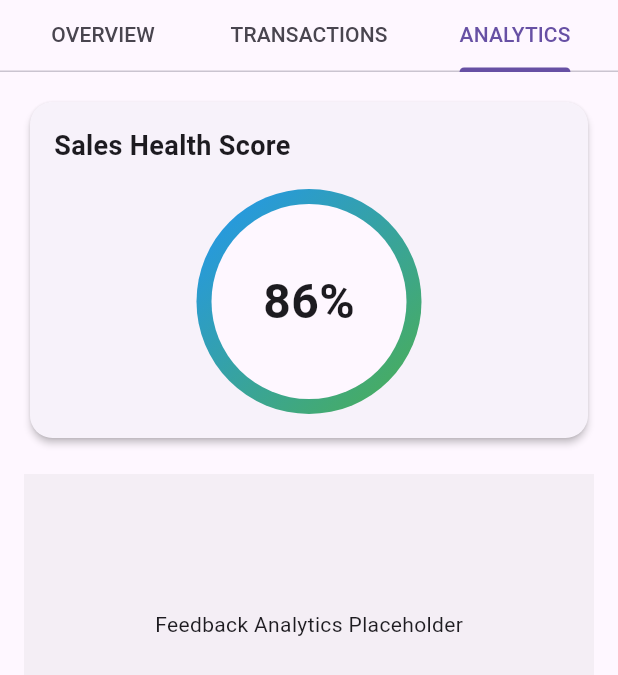
After one commit to udisha1234/Business.AI, a Flutter app: the SalesTab screen opened directly, tab 3 chosen, on a phone screen of 412 x 824 dp. The commit adds this screen. Shown: the top 675 px of the screen. Run offline on Flutter 3.47's test engine with Material 3 defaults, Android fonts, the phone set to English and light mode, and no system bars; our stand-ins replace get; Roboto replaces fonts that are missing (Poppins).

Commit message:
feat: added sales

```diff
--- a/businessai_flutter_frontend/lib/features/dashboard/presentation/pages/dashboard_screen.dart
+++ b/businessai_flutter_frontend/lib/features/dashboard/presentation/pages/dashboard_screen.dart
@@ -1,6 +1,7 @@
 import 'package:flutter/material.dart';
 import '../../../ai_chat/presentation/pages/ai_chat_assistant.dart';
 import '../../../customers/presentation/pages/customer_tab.dart';
+import '../../../sales/presentation/pages/sales_tab.dart';
 import 'home_tab.dart';
 
 class DashboardScreen extends StatefulWidget {
@@ -14,7 +15,8 @@ class _DashboardScreenState extends State<DashboardScreen> {
   final List<Widget> _pages = [
     HomeTab(),
     CustomerTab(),
-    HomeTab(),
+    SalesTab(),
+    // HomeTab(),
     CustomerTab(),
     HomeTab(),
   ];
--- /dev/null
+++ b/businessai_flutter_frontend/lib/features/sales/presentation/pages/sales_analytics.dart
@@ -0,0 +1,20 @@
+import 'package:flutter/material.dart';
+import '../widgets/sales_health_score.dart';
+import '../widgets/sales_feedback_chart.dart';
+
+class SalesAnalytics extends StatelessWidget {
+  @override
+  Widget build(BuildContext context) {
+    return SingleChildScrollView(
+      padding: const EdgeInsets.all(16),
+      child: Column(
+        crossAxisAlignment: CrossAxisAlignment.start,
+        children: [
+          SalesHealthScore(),
+          const SizedBox(height: 20),
+          SalesFeedbackChart(),
+        ],
+      ),
+    );
+  }
+}
--- /dev/null
+++ b/businessai_flutter_frontend/lib/features/sales/presentation/pages/sales_tab.dart
@@ -0,0 +1,32 @@
+import 'package:flutter/material.dart';
+import 'sales_overview.dart';
+import 'sales_transactions.dart';
+import 'sales_analytics.dart';
+
+class SalesTab extends StatelessWidget {
+  @override
+  Widget build(BuildContext context) {
+    return DefaultTabController(
+      length: 3,
+      child: Scaffold(
+        appBar: AppBar(
+          toolbarHeight: 0,
+          bottom: const TabBar(
+            tabs: [
+              Tab(text: 'OVERVIEW'),
+              Tab(text: 'TRANSACTIONS'),
+              Tab(text: 'ANALYTICS'),
+            ],
+          ),
+        ),
+        body: TabBarView(
+          children: [
+            SalesOverview(),
+            SalesTransactions(),
+            SalesAnalytics(),
+          ],
+        ),
+      ),
+    );
+  }
+}
--- /dev/null
+++ b/businessai_flutter_frontend/lib/features/sales/presentation/widgets/sales_feedback_chart.dart
@@ -0,0 +1,11 @@
+import 'package:flutter/material.dart';
+
+Widget SalesFeedbackChart() {
+  return Container(
+    height: 200,
+    color: Colors.grey.withOpacity(0.1),
+    child: Center(
+      child: Text('Feedback Analytics Placeholder'),
+    ),
+  );
+}
--- /dev/null
+++ b/businessai_flutter_frontend/lib/features/sales/presentation/widgets/sales_health_score.dart
@@ -0,0 +1,54 @@
+import 'package:flutter/material.dart';
+
+class SalesHealthScore extends StatelessWidget {
+  @override
+  Widget build(BuildContext context) {
+    return Card(
+      elevation: 2,
+      shape: RoundedRectangleBorder(borderRadius: BorderRadius.circular(15)),
+      child: Padding(
+        padding: const EdgeInsets.all(16),
+        child: Column(
+          crossAxisAlignment: CrossAxisAlignment.start,
+          children: [
+            const Text(
+              'Sales Health Score',
+              style: TextStyle(fontSize: 18, fontWeight: FontWeight.bold),
+            ),
+            const SizedBox(height: 16),
+            Center(
+              child: Stack(
+                alignment: Alignment.center,
+                children: [
+                  Container(
+                    width: 150,
+                    height: 150,
+                    decoration: const BoxDecoration(
+                      shape: BoxShape.circle,
+                      gradient: LinearGradient(
+                        colors: [Colors.blue, Colors.green],
+                        begin: Alignment.topLeft,
+                        end: Alignment.bottomRight,
+                      ),
+                    ),
+                  ),
+                  Container(
+                    width: 130,
+                    height: 130,
+                    decoration: BoxDecoration(
+                      shape: BoxShape.circle,
+                      color: Theme.of(context).cardColor,
+                    ),
+                    child: const Center(
+                      child: Text('86%', style: TextStyle(fontSize: 32, fontWeight: FontWeight.bold)),
+                    ),
+                  ),
+                ],
+              ),
+            ),
+          ],
+        ),
+      ),
+    );
+  }
+}
--- a/businessai_flutter_frontend/lib/main.dart
+++ b/businessai_flutter_frontend/lib/main.dart
@@ -4,7 +4,7 @@ import 'features/dashboard/presentation/pages/dashboard_screen.dart';
 import 'features/ai_chat/domain/controllers/chat_controller.dart';
 
 void main() {
-  WidgetsFlutterBinding.ensureInitialized(); // Ensures everything is set up before running the app
+  WidgetsFlutterBinding.ensureInitialized();
   Get.put(ChatController());
   runApp(MyApp());
 }
```
Also changed, not shown: businessai_flutter_frontend/lib/features/sales/data/sales_repository.dart (added, +12 -0 lines), businessai_flutter_frontend/lib/features/sales/domain/controllers/sales_controller.dart (added, +20 -0 lines), businessai_flutter_frontend/lib/features/sales/domain/models/sales_data.dart (added, +7 -0 lines), businessai_flutter_frontend/lib/features/sales/presentation/pages/sales_overview.dart (added, +48 -0 lines), businessai_flutter_frontend/lib/features/sales/presentation/pages/sales_transactions.dart (added, +35 -0 lines), businessai_flutter_frontend/lib/features/sales/presentation/widgets/sales_card.dart (added, +27 -0 lines), businessai_flutter_frontend/lib/features/sales/presentation/widgets/sales_chart.dart (added, +12 -0 lines).
